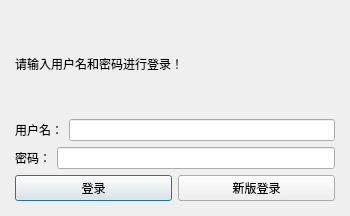
Qt form frame/login.ui (muyulong/pi_gateway) before a commit.
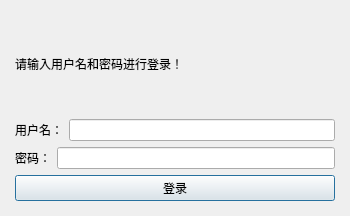
The same form after that commit.

Patch:
```diff
--- a/frame/login.ui
+++ b/frame/login.ui
@@ -73,13 +73,6 @@
        </property>
       </widget>
      </item>
-     <item>
-      <widget class="QPushButton" name="pushButton_login_new">
-       <property name="text">
-        <string>新版登录</string>
-       </property>
-      </widget>
-     </item>
     </layout>
    </item>
   </layout>
```
